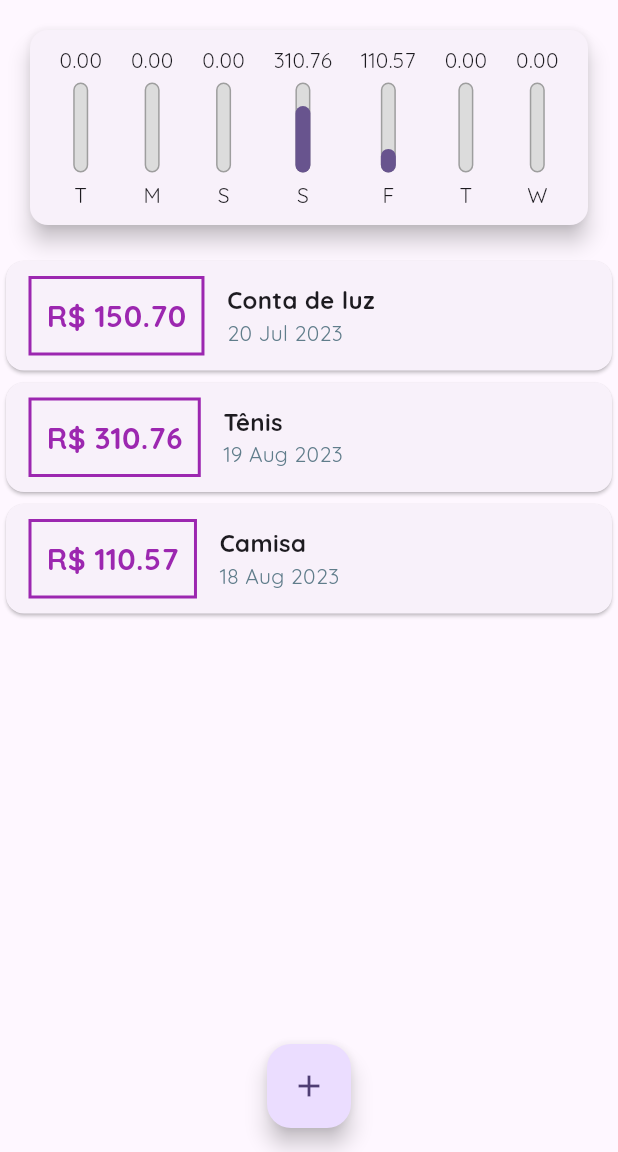
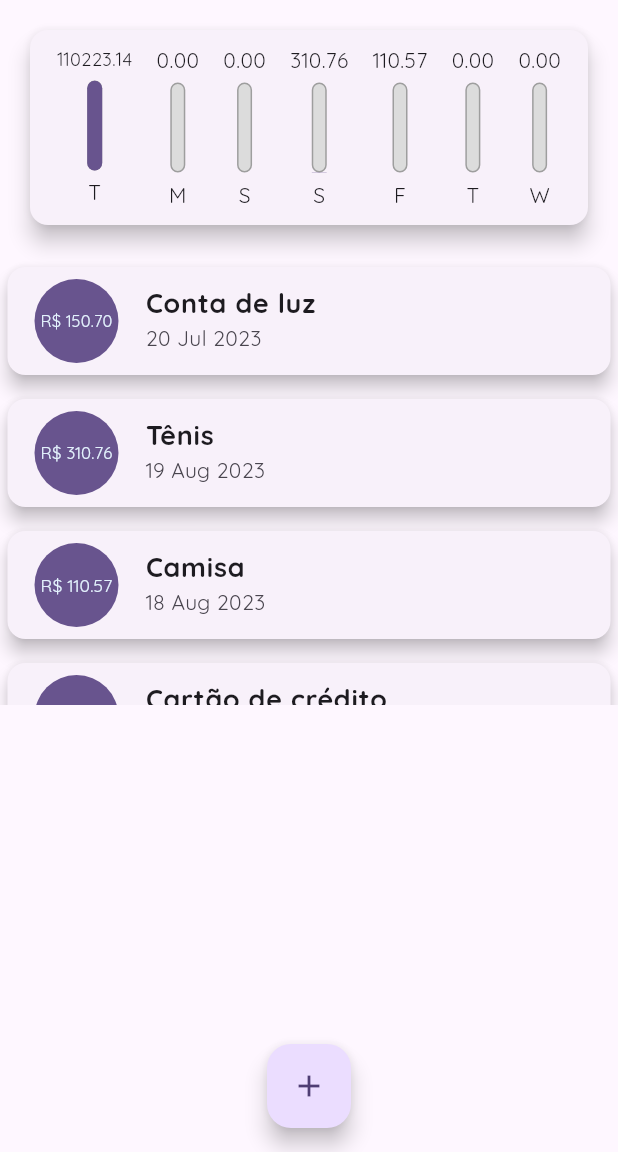
Before and after one commit to WagaoCarvalhoDev/personal_expenses, a Flutter app: the screen it shows after launch, on a phone screen of 412 x 824 dp, the part 84-1236 px from its top. Run offline on Flutter 3.47's test engine with Material 2 defaults, Android fonts, the phone set to English and light mode, and no system bars.

Commit message:
refactor: listTile

```diff
--- a/lib/components/transactions_list.dart
+++ b/lib/components/transactions_list.dart
@@ -29,50 +29,38 @@ class TransactionsList extends StatelessWidget {
           : ListView.builder(
               itemCount: transactions.length,
               itemBuilder: (context, index) {
-                final t = transactions[index];
+                final tr = transactions[index];
                 return Card(
-                  child: Row(
-                    children: [
-                      Container(
+                  elevation: 5,
                   margin: const EdgeInsets.symmetric(
-                          horizontal: 15,
-                          vertical: 10,
+                    vertical: 8,
+                    horizontal: 5,
                   ),
-                        decoration: BoxDecoration(
-                          border: Border.all(
-                            color: Colors.purple,
-                            width: 2,
-                          ),
-                        ),
-                        padding: const EdgeInsets.all(10),
+                  child: ListTile(
+                    leading: CircleAvatar(
+                      backgroundColor: Theme.of(context).primaryColor,
+                      radius: 30,
+                      child: Padding(
+                        padding: const EdgeInsets.all(6.0),
+                        child: FittedBox(
                           child: Text(
-                          'R\$ ${t.value.toStringAsFixed(2)}',
-                          style: const TextStyle(
-                            fontWeight: FontWeight.bold,
-                            fontSize: 20,
-                            color: Colors.purple,
+                            'R\$ ${tr.value.toStringAsFixed(2)}',
+                            style: TextStyle(
+                                color: Theme.of(context).secondaryHeaderColor),
                           ),
                         ),
                       ),
-                      Column(
-                        crossAxisAlignment: CrossAxisAlignment.start,
-                        children: [
-                          Text(
-                            t.title,
+                    ),
+                    title: Text(
+                      tr.title,
                       style: const TextStyle(
+                        fontSize: 18,
                         fontWeight: FontWeight.bold,
-                              fontSize: 16,
                       ),
                     ),
-                          Text(
-                            DateFormat('d MMM y').format(t.date),
-                            style: const TextStyle(
-                              color: Colors.blueGrey,
+                    subtitle: Text(
+                      DateFormat('d MMM y').format(tr.date),
                     ),
-                          ),
-                        ],
-                      ),
-                    ],
                   ),
                 );
               },
--- a/lib/data/transactions_data.dart
+++ b/lib/data/transactions_data.dart
@@ -20,5 +20,17 @@ class TransactionsData {
       value: 110.57,
       date: DateTime.now().subtract(const Duration(days: 4)),
     ),
+    Transaction(
+      id: 't3',
+      title: 'Cartão de crédito',
+      value: 110211.57,
+      date: DateTime.now(),
+    ),
+    Transaction(
+      id: 't4',
+      title: 'Cinto',
+      value: 11.57,
+      date: DateTime.now(),
+    ),
   ];
 }
```
Lines whose indentation alone changed are shown as unchanged.
